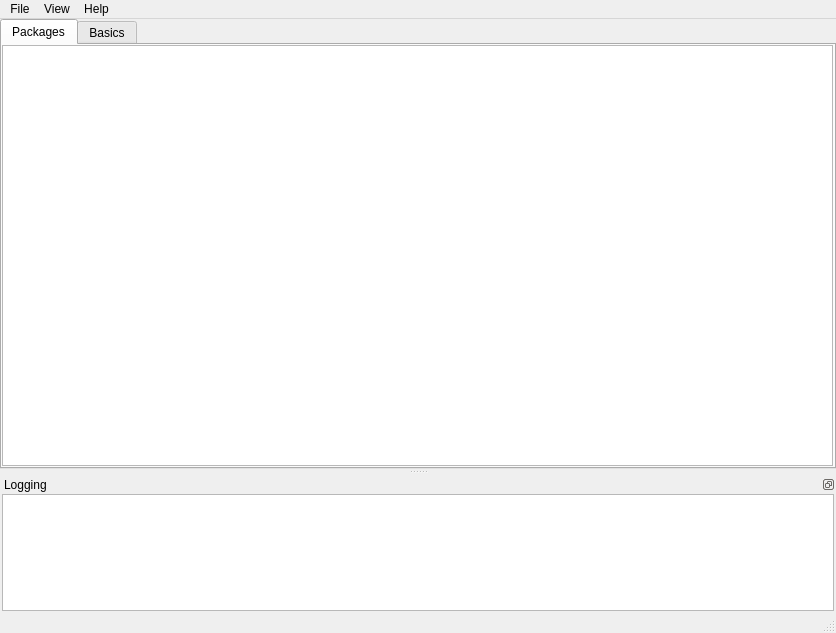
Qt form src/conan_app_launcher/ui/qt/app_grid.ui (goszpeti/conan_explorer) before a commit.
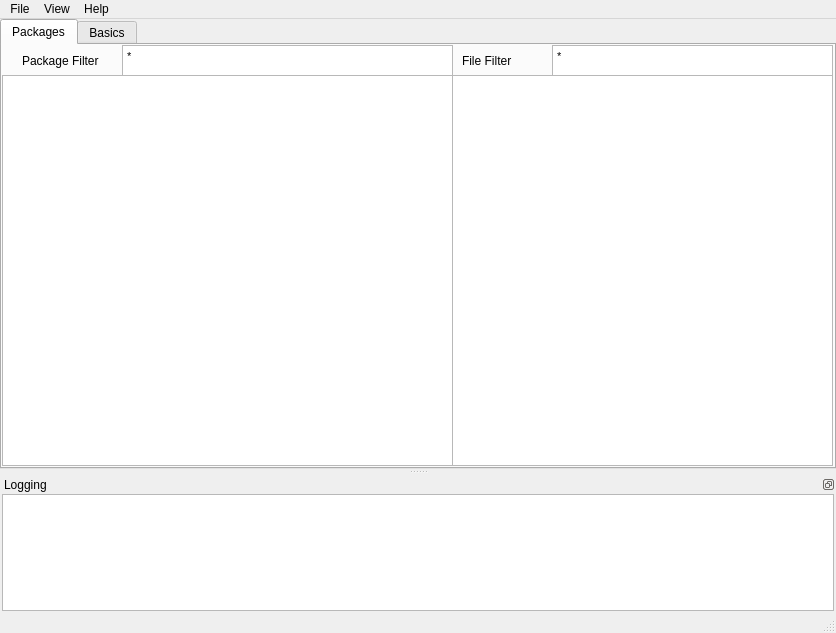
The same form after that commit. Icons and pictures are not drawn.

Commit message: Experiment with ModelViews

```diff
--- a/src/conan_app_launcher/ui/qt/app_grid.ui
+++ b/src/conan_app_launcher/ui/qt/app_grid.ui
@@ -55,10 +55,89 @@
         <property name="geometry">
          <rect>
           <x>0</x>
+          <y>30</y>
+          <width>451</width>
+          <height>391</height>
+         </rect>
+        </property>
+        <property name="itemsExpandable">
+         <bool>true</bool>
+        </property>
+        <property name="sortingEnabled">
+         <bool>true</bool>
+        </property>
+        <property name="animated">
+         <bool>true</bool>
+        </property>
+       </widget>
+       <widget class="QListView" name="listView">
+        <property name="geometry">
+         <rect>
+          <x>450</x>
+          <y>30</y>
+          <width>381</width>
+          <height>391</height>
+         </rect>
+        </property>
+       </widget>
+       <widget class="QTextEdit" name="textEdit">
+        <property name="geometry">
+         <rect>
+          <x>550</x>
           <y>0</y>
-          <width>831</width>
-          <height>421</height>
+          <width>281</width>
+          <height>31</height>
          </rect>
+        </property>
+        <property name="html">
+         <string>&lt;!DOCTYPE HTML PUBLIC &quot;-//W3C//DTD HTML 4.0//EN&quot; &quot;http://www.w3.org/TR/REC-html40/strict.dtd&quot;&gt;
+&lt;html&gt;&lt;head&gt;&lt;meta name=&quot;qrichtext&quot; content=&quot;1&quot; /&gt;&lt;style type=&quot;text/css&quot;&gt;
+p, li { white-space: pre-wrap; }
+&lt;/style&gt;&lt;/head&gt;&lt;body style=&quot; font-family:'MS Shell Dlg 2'; font-size:7.875pt; font-weight:400; font-style:normal;&quot;&gt;
+&lt;p style=&quot; margin-top:0px; margin-bottom:0px; margin-left:0px; margin-right:0px; -qt-block-indent:0; text-indent:0px;&quot;&gt;*&lt;/p&gt;&lt;/body&gt;&lt;/html&gt;</string>
+        </property>
+       </widget>
+       <widget class="QTextEdit" name="textEdit_2">
+        <property name="geometry">
+         <rect>
+          <x>120</x>
+          <y>0</y>
+          <width>331</width>
+          <height>31</height>
+         </rect>
+        </property>
+        <property name="html">
+         <string>&lt;!DOCTYPE HTML PUBLIC &quot;-//W3C//DTD HTML 4.0//EN&quot; &quot;http://www.w3.org/TR/REC-html40/strict.dtd&quot;&gt;
+&lt;html&gt;&lt;head&gt;&lt;meta name=&quot;qrichtext&quot; content=&quot;1&quot; /&gt;&lt;style type=&quot;text/css&quot;&gt;
+p, li { white-space: pre-wrap; }
+&lt;/style&gt;&lt;/head&gt;&lt;body style=&quot; font-family:'MS Shell Dlg 2'; font-size:7.875pt; font-weight:400; font-style:normal;&quot;&gt;
+&lt;p style=&quot; margin-top:0px; margin-bottom:0px; margin-left:0px; margin-right:0px; -qt-block-indent:0; text-indent:0px;&quot;&gt;*&lt;/p&gt;&lt;/body&gt;&lt;/html&gt;</string>
+        </property>
+       </widget>
+       <widget class="QLabel" name="label">
+        <property name="geometry">
+         <rect>
+          <x>20</x>
+          <y>5</y>
+          <width>81</width>
+          <height>21</height>
+         </rect>
+        </property>
+        <property name="text">
+         <string>Package Filter</string>
+        </property>
+       </widget>
+       <widget class="QLabel" name="label_2">
+        <property name="geometry">
+         <rect>
+          <x>460</x>
+          <y>5</y>
+          <width>81</width>
+          <height>21</height>
+         </rect>
+        </property>
+        <property name="text">
+         <string>File Filter</string>
         </property>
        </widget>
       </widget>
```
Left out of the diff: 8 changed lines with no effect on the pictures. The commit also changes 1 other file.
